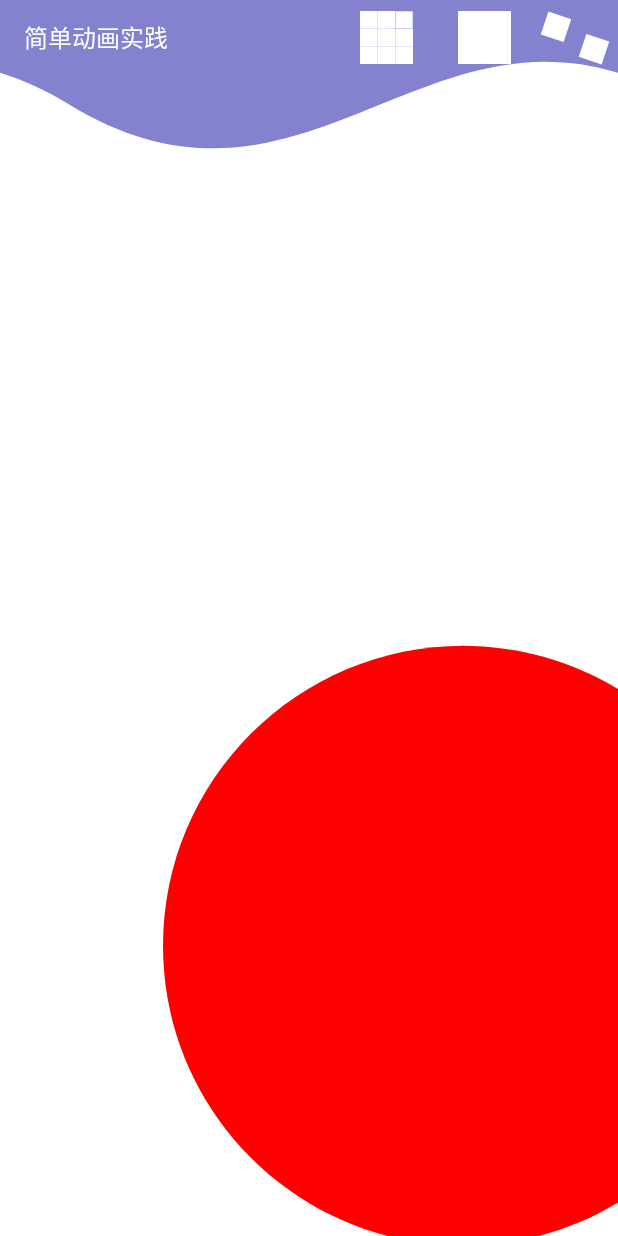
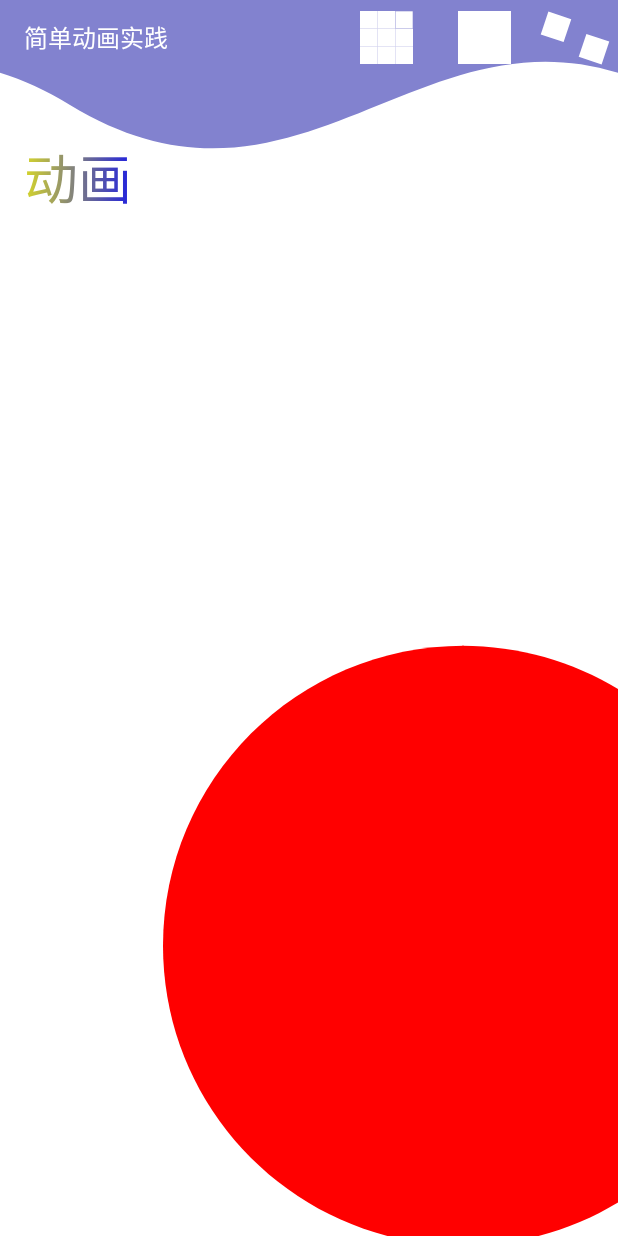
Before and after one commit to BoyGK/BinderPool, an Android app: the screen it shows after launch (AnimActivity), on a phone screen of 412 x 824 dp. Run offline under Robolectric (Android 15) with nearby library versions, the phone set to English and light mode, and no system bars; libraries missing offline, so code that uses them is left out: com.blankj.utilcode; 2 statements that could not run were skipped.

Commit message:
补充自定义view

```diff
--- /dev/null
+++ b/app/src/main/java/com/nullpt/binderpool/anim/ColorTextView.kt
@@ -0,0 +1,96 @@
+package com.nullpt.binderpool.anim
+
+import android.content.Context
+import android.content.res.Resources
+import android.graphics.*
+import android.util.AttributeSet
+import android.view.View
+
+
+/**
+ * @author BGQ
+ * 跑马灯样式，彩色字体
+ */
+class ColorTextView @JvmOverloads constructor(
+    context: Context, attrs: AttributeSet? = null, defStyleAttr: Int = 0
+) : View(context, attrs, defStyleAttr) {
+
+    private val mPaint by lazy { Paint() }
+    private val mBackgroundPaint by lazy { Paint() }
+
+    private var offset = 0f
+
+    //渐变颜色
+    private val mColorShader by lazy {
+        LinearGradient(
+            0f, height / 2f, width.toFloat(), height / 2f,
+            Color.YELLOW,
+            Color.BLUE,
+            Shader.TileMode.CLAMP
+        )
+    }
+
+    init {
+        mPaint.isAntiAlias = true
+        mBackgroundPaint.isAntiAlias = true
+        setLayerType(LAYER_TYPE_SOFTWARE, mPaint)
+    }
+
+    override fun draw(canvas: Canvas) {
+        super.draw(canvas)
+
+        drawBackColor(canvas)
+        drawText(canvas)
+
+        postDelayed({
+            offset += 10f
+            if (offset >= width) {
+                offset -= width
+            }
+            invalidate()
+        }, 30L)
+
+    }
+
+    /**
+     * 绘制文字和上层背景
+     */
+    private fun drawText(canvas: Canvas) {
+
+        mPaint.xfermode = PorterDuffXfermode(PorterDuff.Mode.XOR)
+
+        mPaint.style = Paint.Style.FILL
+        mPaint.shader = mColorShader
+        canvas.drawRect(
+            -width.toFloat() + offset,
+            0f,
+            offset,
+            height.toFloat(),
+            mPaint
+        )
+        canvas.drawRect(offset, 0f, width.toFloat() + offset, height.toFloat(), mPaint)
+
+        mPaint.textSize = sp2px(36f).toFloat()
+        canvas.drawText("动画", paddingStart.toFloat(), height.toFloat() / 3f * 2f, mPaint)
+
+        mPaint.xfermode = null
+    }
+
+    /**
+     * 绘制颜色渐变背景
+     */
+    private fun drawBackColor(canvas: Canvas) {
+        mBackgroundPaint.style = Paint.Style.FILL
+        mBackgroundPaint.color = Color.BLACK
+        canvas.drawRect(0f, 0f, width.toFloat(), height.toFloat(), mBackgroundPaint)
+    }
+
+    /**
+     * 文字大小转换
+     */
+    private fun sp2px(spValue: Float): Int {
+        val fontScale = Resources.getSystem().displayMetrics.scaledDensity
+        return (spValue * fontScale + 0.5f).toInt()
+    }
+
+}
--- a/app/src/main/res/layout/activity_anim.xml
+++ b/app/src/main/res/layout/activity_anim.xml
@@ -58,4 +58,13 @@
         app:layout_constraintRight_toLeftOf="@id/loading2"
         app:layout_constraintTop_toTopOf="parent" />
 
+    <com.nullpt.binderpool.anim.ColorTextView
+        android:layout_width="100dp"
+        android:layout_height="50dp"
+        android:layout_marginTop="100dp"
+        android:paddingStart="16dp"
+        android:paddingEnd="16dp"
+        app:layout_constraintLeft_toLeftOf="parent"
+        app:layout_constraintTop_toTopOf="parent" />
+
 </androidx.constraintlayout.widget.ConstraintLayout>
```
